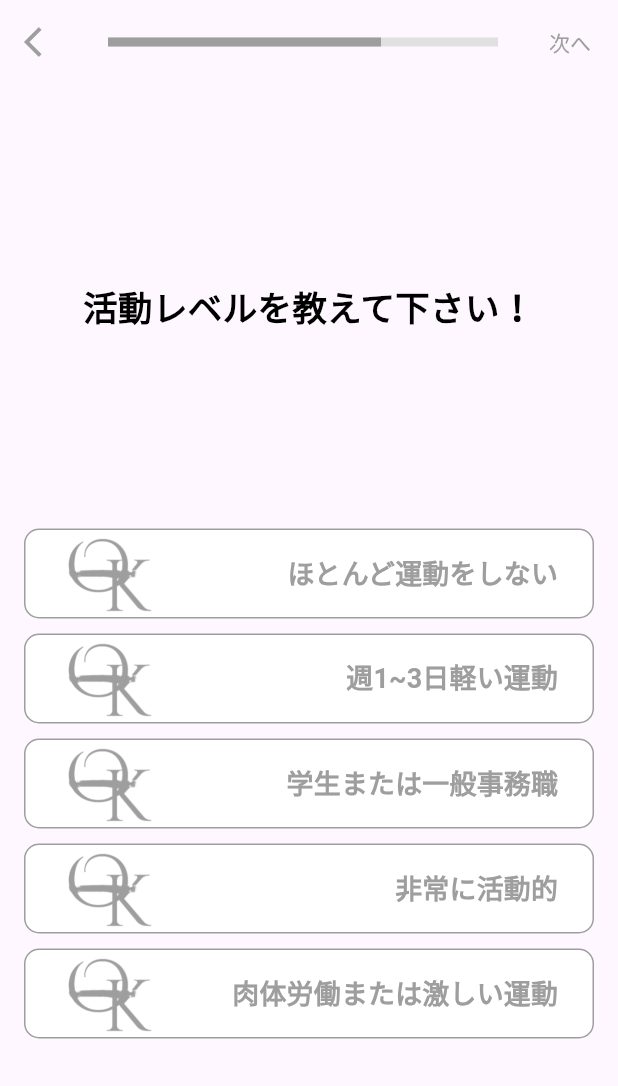
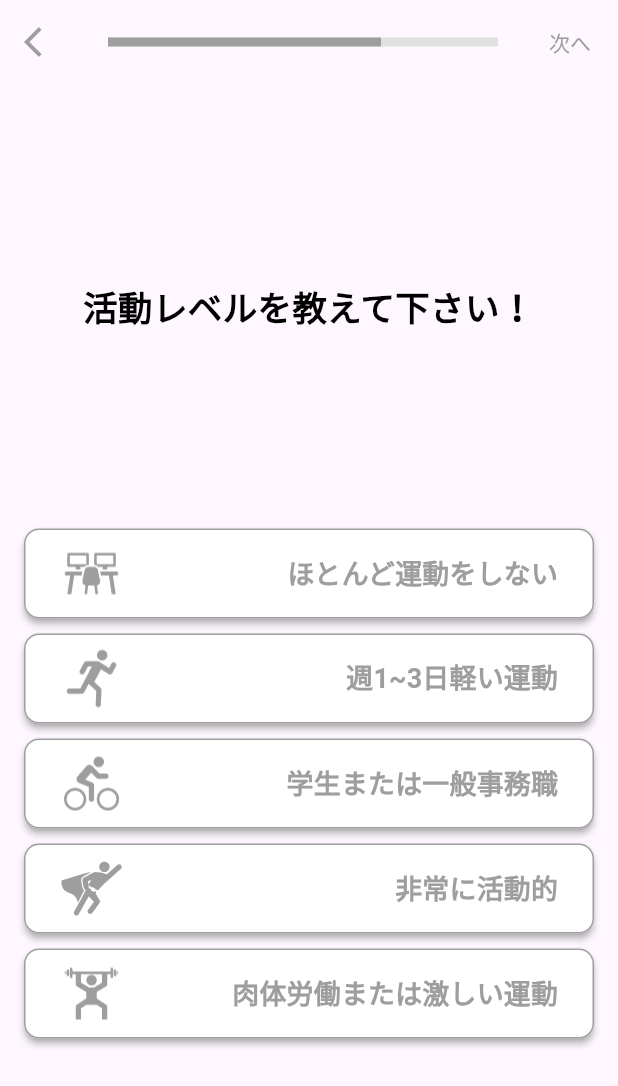
Before and after one commit to rlgur3470/okarada, a Flutter app: the ActivityLevelScreen screen opened by its route, on a phone screen of 412 x 824 dp. Shown: the top 1086 px of the screen. Run offline on Flutter 3.47's test engine with Material 3 defaults, Android fonts, the phone set to English and light mode, and no system bars; our stand-ins replace numberpicker, table_calendar; missing offline and left inert: animated_weight_picker; accounts and stored records are empty; statements that could not run were skipped.

Commit message:
activity screen 이미지 변경 및 음영 처리

```diff
--- a/lib/screens/activity_level_screen.dart
+++ b/lib/screens/activity_level_screen.dart
@@ -210,7 +210,7 @@
           currentState: currentState,
           onSelected: onFirstSelected,
           userGenderColor: userGenderColor,
-          buttonImage: 'asset/okarada_logo_image/okarada_logo.png',
+          buttonImage: 'asset/image/deskWork.png',
         ),
         SizedBox(
           height: 10,
@@ -221,7 +221,7 @@
           currentState: currentState,
           onSelected: onSecondSelected,
           userGenderColor: userGenderColor,
-          buttonImage: 'asset/okarada_logo_image/okarada_logo.png',
+          buttonImage: 'asset/image/run.png',
         ),
         SizedBox(
           height: 10,
@@ -232,7 +232,7 @@
           currentState: currentState,
           onSelected: onThirdSelected,
           userGenderColor: userGenderColor,
-          buttonImage: 'asset/okarada_logo_image/okarada_logo.png',
+          buttonImage: 'asset/image/active.png',
         ),
         SizedBox(
           height: 10,
@@ -243,7 +243,7 @@
           currentState: currentState,
           onSelected: onFourthSelected,
           userGenderColor: userGenderColor,
-          buttonImage: 'asset/okarada_logo_image/okarada_logo.png',
+          buttonImage: 'asset/image/very_active.png',
         ),
         SizedBox(
           height: 10,
@@ -254,7 +254,7 @@
           currentState: currentState,
           onSelected: onFifthSelected,
           userGenderColor: userGenderColor,
-          buttonImage: 'asset/okarada_logo_image/okarada_logo.png',
+          buttonImage: 'asset/image/strong.png',
         ),
       ],
     );
@@ -286,6 +286,8 @@
         onSelected(stateValue);
       },
       style: OutlinedButton.styleFrom(
+        shadowColor: Colors.grey,
+        elevation: 2,
         minimumSize: Size(double.infinity, 60),
         shape: RoundedRectangleBorder(
           borderRadius: BorderRadius.circular(10),
@@ -300,7 +302,7 @@
         mainAxisAlignment: MainAxisAlignment.spaceBetween,
         children: [
           Image.asset('$buttonImage',
-              scale: 12,
+              scale: 1.5,
               color:
                   currentState == stateValue ? Colors.white : userGenderColor),
           Text(
```
Also changed, not shown: asset/image/active.png (added), asset/image/deskWork.png (added), asset/image/run.png (added), asset/image/strong.png (added), asset/image/very_active.png (added).
